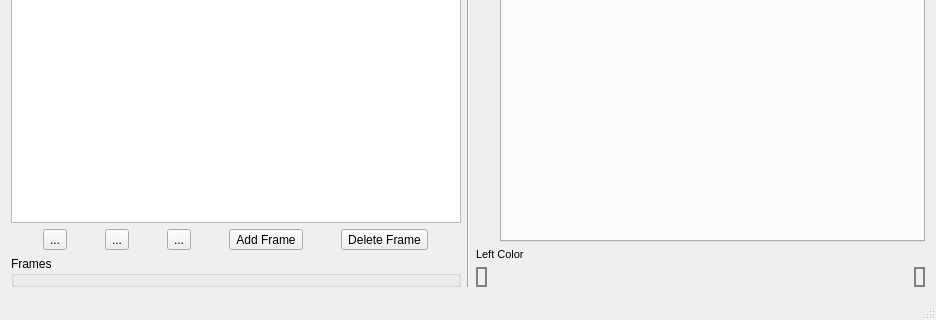
First picture: the form in Sprite_Editor_Extreme/mainwindow.ui, repository jokthefoo/Sprite-Editor, before the edit; both pictures show x 0 to 936 and y 499 to 819 of the 936 by 819 pixel window.
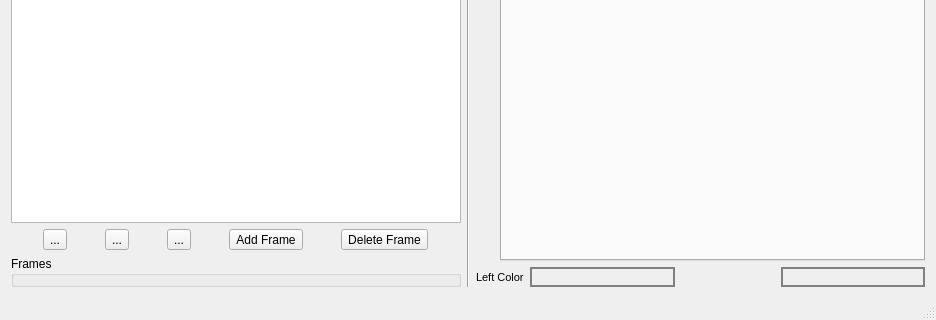
Second picture: the form after the edit. Custom widgets are drawn as their Qt base class.

Commit message: Begin working on the layout stuff for window resizing

```diff
--- a/Sprite_Editor_Extreme/mainwindow.ui
+++ b/Sprite_Editor_Extreme/mainwindow.ui
@@ -78,10 +78,10 @@
           <widget class="QWidget" name="horizontalLayoutWidget">
            <property name="geometry">
             <rect>
-             <x>30</x>
+             <x>50</x>
              <y>0</y>
-             <width>401</width>
-             <height>121</height>
+             <width>331</width>
+             <height>61</height>
             </rect>
            </property>
            <layout class="QHBoxLayout" name="framesLayout">
@@ -102,7 +102,9 @@
        </widget>
       </item>
       <item>
-       <layout class="QVBoxLayout" name="verticalLayout_7">
+       <layout class="QVBoxLayout" name="verticalLayout_7" stretch="0,0">
+        <item>
+         <layout class="QVBoxLayout" name="verticalLayout_8" stretch="0">
         <item>
          <widget class="QTabWidget" name="tabWidget">
           <property name="tabPosition">
@@ -288,6 +290,13 @@
           </widget>
          </widget>
         </item>
+         </layout>
+        </item>
+        <item>
+         <layout class="QHBoxLayout" name="horizontalLayout_6" stretch="0,0,0,0">
+          <property name="sizeConstraint">
+           <enum>QLayout::SetFixedSize</enum>
+          </property>
         <item>
          <widget class="QLabel" name="label">
           <property name="font">
@@ -301,9 +310,19 @@
          </widget>
         </item>
         <item>
-         <layout class="QHBoxLayout" name="horizontalLayout_6">
-          <item>
            <widget class="ColorBox" name="leftColor_2">
+            <property name="sizePolicy">
+             <sizepolicy hsizetype="Preferred" vsizetype="Preferred">
+              <horstretch>1</horstretch>
+              <verstretch>0</verstretch>
+             </sizepolicy>
+            </property>
+            <property name="minimumSize">
+             <size>
+              <width>0</width>
+              <height>5</height>
+             </size>
+            </property>
             <property name="autoFillBackground">
              <bool>false</bool>
             </property>
@@ -321,11 +340,11 @@
              <enum>Qt::Horizontal</enum>
             </property>
             <property name="sizeType">
-             <enum>QSizePolicy::MinimumExpanding</enum>
+             <enum>QSizePolicy::Minimum</enum>
             </property>
             <property name="sizeHint" stdset="0">
              <size>
-              <width>8</width>
+              <width>100</width>
               <height>20</height>
              </size>
             </property>
@@ -333,6 +352,12 @@
           </item>
           <item>
            <widget class="ColorBox" name="leftColor">
+            <property name="sizePolicy">
+             <sizepolicy hsizetype="Preferred" vsizetype="Preferred">
+              <horstretch>1</horstretch>
+              <verstretch>0</verstretch>
+             </sizepolicy>
+            </property>
             <property name="autoFillBackground">
              <bool>false</bool>
             </property>
```
Left out of the diff: 6 changed lines with no effect on the pictures. Lines whose indentation alone changed are shown as unchanged.
